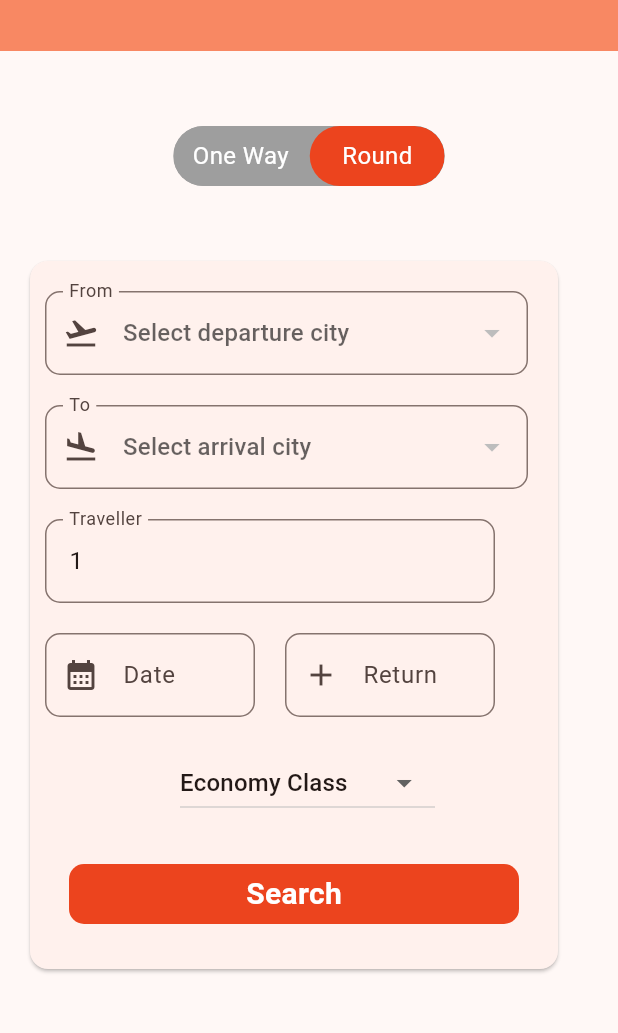
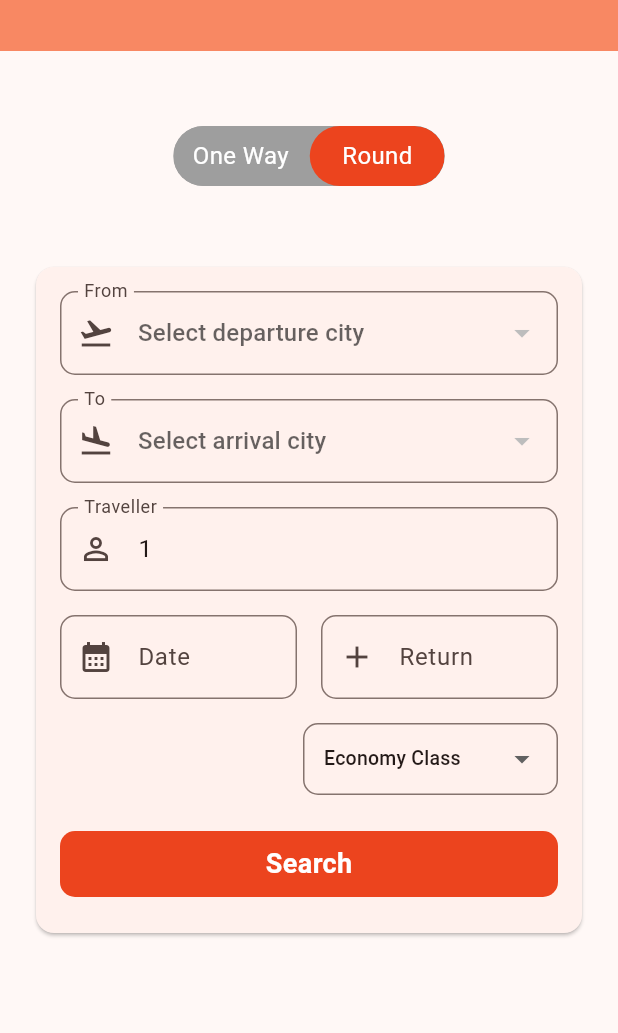
Before and after one commit to monarchjain/AeroBasket, a Flutter app: the Homepage screen opened directly, on a phone screen of 412 x 824 dp, the part 99-1132 px from its top. Run offline on Flutter 3.47's test engine with Material 3 defaults, Android fonts, the phone set to English and light mode, and no system bars; drawn by our look-alikes of toggle_switch; our stand-ins replace device_info_plus, get, image_picker, slider_button; network calls fail.

Commit message:
Add profile photo upload, 12-hour time formatting, and update UI layout and flight pricing

```diff
--- a/lib/controllers/auth_controller.dart
+++ b/lib/controllers/auth_controller.dart
@@ -6,6 +6,7 @@ class AuthController extends GetxController {
   var userName = ''.obs;
   var userEmail = ''.obs;
   var userPhone = ''.obs;
+  var profilePhotoUrl = ''.obs;
 
   bool get isLoggedIn => token.value.isNotEmpty;
 
@@ -29,5 +30,6 @@ class AuthController extends GetxController {
     userName.value = '';
     userEmail.value = '';
     userPhone.value = '';
+    profilePhotoUrl.value = '';
   }
 }
--- a/lib/controllers/flight_search_controller.dart
+++ b/lib/controllers/flight_search_controller.dart
@@ -15,7 +15,7 @@ class FlightSearchController extends GetxController {
 
   var searchResults = <Flight>[].obs;
   var isSearching = false.obs;
-  var currentLeg = 'outbound'.obs; // 'outbound' or 'return'
+  var currentLeg = 'outbound'.obs;
 
   Flight? selectedOutboundFlight;
   Flight? selectedReturnFlight;
@@ -29,7 +29,7 @@ class FlightSearchController extends GetxController {
 
   Future<bool> searchReturn() async {
     currentLeg.value = 'return';
-    return _search(from: toCity.value, to: fromCity.value); // reversed route
+    return _search(from: toCity.value, to: fromCity.value);
   }
 
   Future<bool> _search({required String from, required String to}) async {
@@ -39,6 +39,7 @@ class FlightSearchController extends GetxController {
         queryParameters: {
           if (from.isNotEmpty) 'from': from,
           if (to.isNotEmpty) 'to': to,
+          if (travelClass.value.isNotEmpty) 'travelClass': travelClass.value,
         },
       );
 
--- a/lib/homepage.dart
+++ b/lib/homepage.dart
@@ -109,17 +109,16 @@ class _HomepageState extends State<Homepage> {
               ),
             ),
             Padding(
-              padding: const EdgeInsets.only(top: 50),
+              padding: const EdgeInsets.only(top: 50, left: 20, right: 20),
               child: Card(
-                margin: const EdgeInsets.only(left: 20,right: 40),
+                child: Padding(
+                  padding: const EdgeInsets.all(16),
                   child: Column(
                     mainAxisAlignment: MainAxisAlignment.start,
                     crossAxisAlignment: CrossAxisAlignment.start,
                     children: [
-                    Padding(
-                      padding: const EdgeInsets.only(left: 10,right: 20,top: 20),
-                      child: DropdownButtonFormField<String>(
-                        initialValue: selectedFromCity,
+                      DropdownButtonFormField<String>(
+                        value: selectedFromCity,
                         decoration: InputDecoration(
                             labelText: "From",
                             border: OutlineInputBorder(
@@ -133,11 +132,9 @@ class _HomepageState extends State<Homepage> {
                           setState(() { selectedFromCity = value; });
                         },
                       ),
-                    ),
-                    Padding(
-                      padding: const EdgeInsets.only(top: 20,left: 10,right: 20),
-                      child: DropdownButtonFormField<String>(
-                        initialValue: selectedToCity,
+                      const SizedBox(height: 16),
+                      DropdownButtonFormField<String>(
+                        value: selectedToCity,
                         decoration: InputDecoration(
                             labelText: "To",
                             border: OutlineInputBorder(
@@ -151,15 +148,8 @@ class _HomepageState extends State<Homepage> {
                           setState(() { selectedToCity = value; });
                         },
                       ),
-                    ),
-                    Row(
-                        mainAxisAlignment: MainAxisAlignment.start,
-                        children: [
-                          Padding(
-                            padding: const EdgeInsets.only(top: 20,left: 10),
-                            child: SizedBox(
-                              width: 300,
-                              child: TextField(
+                      const SizedBox(height: 16),
+                      TextField(
                         controller: travellerController,
                         keyboardType: TextInputType.number,
                         decoration: InputDecoration(
@@ -167,19 +157,15 @@ class _HomepageState extends State<Homepage> {
                           border: OutlineInputBorder(
                               borderRadius: BorderRadius.circular(10)
                           ),
+                          prefixIcon: const Icon(Icons.person_outline),
                         ),
                       ),
-                            ),
-                          ),
-                        ]
-                    ),
+                      const SizedBox(height: 16),
                       Row(
-                      mainAxisAlignment: MainAxisAlignment.start,
                         children: [
-                        Padding(
-                          padding: const EdgeInsets.only(top: 20,left: 10),
-                          child: SizedBox(
-                            width: 140,
+                          Expanded(
+                            child: Padding(
+                              padding: EdgeInsets.only(right: _isShow ? 8 : 0),
                               child: TextField(
                                   controller: dateinput,
                                   decoration: InputDecoration(
@@ -205,12 +191,10 @@ class _HomepageState extends State<Homepage> {
                               ),
                             ),
                           ),
-                        Visibility(
-                            visible: _isShow,
-                            child:Padding(
-                              padding: const EdgeInsets.only(top: 20,left: 20,right: 20),
-                              child: SizedBox(
-                                width: 140,
+                          if (_isShow)
+                            Expanded(
+                              child: Padding(
+                                padding: const EdgeInsets.only(left: 8),
                                 child: TextField(
                                     controller: returnDateInput,
                                     decoration: InputDecoration(
@@ -218,7 +202,7 @@ class _HomepageState extends State<Homepage> {
                                         border: OutlineInputBorder(
                                             borderRadius: BorderRadius.circular(10)
                                         ),
-                                        hintText: "Add Return",
+                                        hintText: "Return date",
                                         prefixIcon: const Icon(Icons.add)
                                     ),
                                     readOnly: true,
@@ -236,24 +220,25 @@ class _HomepageState extends State<Homepage> {
                                     }
                                 ),
                               ),
-                            )
-                        )
+                            ),
                         ],
                       ),
-                    Row(
-                      children:[
-                        Padding(
-                          padding: const EdgeInsets.only(top: 20,left: 100),
+                      const SizedBox(height: 16),
+                      Align(
+                        alignment: Alignment.centerRight,
                         child: SizedBox(
                           width: 170,
-                            child: DropdownButton(
+                          child: DropdownButtonFormField<String>(
                               value: dropdown,
-                                items: items.map((String items){
+                              decoration: InputDecoration(
+                                border: OutlineInputBorder(borderRadius: BorderRadius.circular(10)),
+                                contentPadding: const EdgeInsets.symmetric(horizontal: 10, vertical: 8),
+                              ),
+                              items: items.map((String item){
                                 return DropdownMenuItem(
-                                      value: items,
-                                      child: Text(items,selectionColor:Colors.black));
+                                    value: item,
+                                    child: Text(item, style: const TextStyle(fontSize: 13)));
                               }).toList(),
-                                borderRadius: BorderRadius.circular(10),
                               onChanged: (String? newValue){
                                 setState(() {
                                   dropdown = newValue!;
@@ -261,11 +246,9 @@ class _HomepageState extends State<Homepage> {
                               }
                           ),
                         ),
-                        )
-                      ],
                       ),
                       Padding(
-                      padding: const EdgeInsets.only(top: 30,bottom: 30),
+                        padding: const EdgeInsets.only(top: 24,bottom: 8),
                         child: Center(
                           child: Obx(() => InkWell(
                             onTap: searchController.isSearching.value ? null : () async {
@@ -318,9 +301,10 @@ class _HomepageState extends State<Homepage> {
                                 );
                               }
                             },
-                          child:Container(
-                            height: 40,
-                            width: 300,
+                            child: SizedBox(
+                              width: double.infinity,
+                              child: Container(
+                                height: 44,
                                 decoration: const BoxDecoration(
                                     borderRadius: BorderRadius.all(Radius.circular(10)),
                                     color: Color(0xFFEC441E)
@@ -328,13 +312,15 @@ class _HomepageState extends State<Homepage> {
                                 child: Center(
                                   child: searchController.isSearching.value
                                       ? const SizedBox(height: 20, width: 20, child: CircularProgressIndicator(strokeWidth: 2, color: Colors.white))
-                                  : const Text("Search",style: TextStyle(fontSize: 20, color: Colors.white,fontWeight: FontWeight.w600),),
+                                      : const Text("Search",style: TextStyle(fontSize: 18, color: Colors.white,fontWeight: FontWeight.w600),),
+                                ),
                               ),
                             ),
                           )),
                         ),
                       )
                     ],
+                  ),
                 ),
               ),
             )
--- a/lib/login.dart
+++ b/lib/login.dart
@@ -142,7 +142,7 @@ class _LoginState extends State<Login> {
                 padding: const EdgeInsets.only(top: 140),
                 child: Container(
                   height: 95,
-                  width: 800,
+                  width: double.infinity,
                   decoration: const BoxDecoration(color: Color(0xFFF88863)),
                   child: CupertinoButton(
                     child: const Text('SIGN UP', style: TextStyle(color: Colors.black, decoration: TextDecoration.underline, fontWeight: FontWeight.w600),),
--- a/lib/mycart.dart
+++ b/lib/mycart.dart
@@ -9,6 +9,7 @@ import 'package:http/http.dart' as http;
 import 'package:slider_button/slider_button.dart';
 import 'controllers/auth_controller.dart';
 import 'config/api_config.dart';
+import 'utils/time_format.dart';
 
 class CartGroup {
   final String? tripId;
@@ -133,7 +134,7 @@ class _MycartState extends State<Mycart> {
             Column(
               crossAxisAlignment: CrossAxisAlignment.start,
               children: [
-                Text(flight['departureTime'] ?? '', style: const TextStyle(fontSize: 20, fontWeight: FontWeight.w600)),
+                Text(formatTime12Hour(flight['departureTime'] ?? ''), style: const TextStyle(fontSize: 20, fontWeight: FontWeight.w600)),
                 Text('${flight['fromCode']}(${flight['fromCity']})', style: const TextStyle(color: Colors.grey, fontSize: 12, fontWeight: FontWeight.w600)),
               ],
             ),
@@ -141,7 +142,7 @@ class _MycartState extends State<Mycart> {
             Column(
               crossAxisAlignment: CrossAxisAlignment.end,
               children: [
-                Text(flight['arrivalTime'] ?? '', style: const TextStyle(fontSize: 20, fontWeight: FontWeight.w600)),
+                Text(formatTime12Hour(flight['arrivalTime'] ?? ''), style: const TextStyle(fontSize: 20, fontWeight: FontWeight.w600)),
                 Text('${flight['toCode']}(${flight['toCity']})', style: const TextStyle(color: Colors.grey, fontSize: 12, fontWeight: FontWeight.w600)),
               ],
             ),
--- a/lib/searchpage.dart
+++ b/lib/searchpage.dart
@@ -5,6 +5,7 @@ import 'package:flutter/material.dart';
 import 'package:get/get.dart';
 import 'controllers/flight_search_controller.dart';
 import 'models/flight_model.dart';
+import 'utils/time_format.dart';
 
 class Searchpage extends StatefulWidget {
   const Searchpage({super.key});
@@ -103,7 +104,7 @@ class _SearchpageState extends State<Searchpage> {
                           child: Column(
                             crossAxisAlignment: CrossAxisAlignment.start,
                             children: [
-                              Text(flight.departureTime, style: const TextStyle(fontSize: 24,fontWeight: FontWeight.w600)),
+                              Text(formatTime12Hour(flight.departureTime), style: const TextStyle(fontSize: 22,fontWeight: FontWeight.w600)),
                               Text('${flight.fromCode}(${flight.fromCity})', style: const TextStyle(color: Colors.grey,fontSize: 14,fontWeight: FontWeight.w600), overflow: TextOverflow.ellipsis),
                             ],
                           ),
@@ -113,7 +114,7 @@ class _SearchpageState extends State<Searchpage> {
                           child: Column(
                             crossAxisAlignment: CrossAxisAlignment.end,
                             children: [
-                              Text(flight.arrivalTime, style: const TextStyle(fontSize: 24,fontWeight: FontWeight.w600)),
+                              Text(formatTime12Hour(flight.arrivalTime), style: const TextStyle(fontSize: 22,fontWeight: FontWeight.w600)),
                               Text('${flight.toCode}(${flight.toCity})', style: const TextStyle(color: Colors.grey,fontSize: 14,fontWeight: FontWeight.w600), overflow: TextOverflow.ellipsis),
                             ],
                           ),
--- a/lib/signup.dart
+++ b/lib/signup.dart
@@ -210,7 +210,7 @@ class _SignUpState extends State<SignUp> {
                 padding: const EdgeInsets.only(top: 40),
                 child: Container(
                   height: 95,
-                  width: 700,
+                  width: double.infinity,
                   decoration: const BoxDecoration(color: Color(0xFFFC774B),),
                   child: CupertinoButton(
                     child: const Text('Already Registered Sign in?', style: TextStyle(color: Colors.black, decoration: TextDecoration.underline, fontWeight: FontWeight.w600),),
```
Also changed, not shown: lib/flightdetail.dart (+6 -4 lines), lib/updateprofile.dart (+68 -16 lines), lib/utils/time_format.dart (added, +15 -0 lines). Lines whose indentation alone changed are shown as unchanged.
